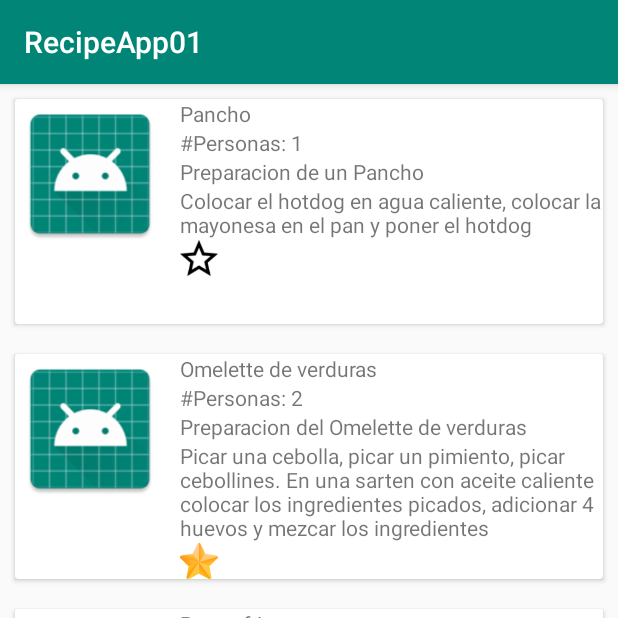
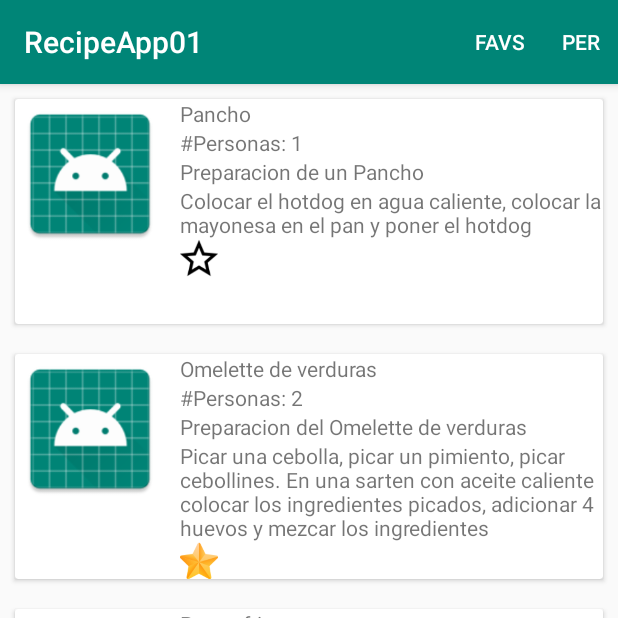
Before and after one commit to barcvilla/AndroidCourse, an Android app: the screen it shows after launch (MainActivity), on a phone screen of 412 x 824 dp, the top half of it. Run offline under Robolectric (Android 15) with nearby library versions, the phone set to English and light mode, and no system bars.

Commit message:
Java Android Programming - Advanced

```diff
--- a/Modulo04/RecipeApp01/app/src/main/java/com/recipeapp/ceva/MainActivity.java
+++ b/Modulo04/RecipeApp01/app/src/main/java/com/recipeapp/ceva/MainActivity.java
@@ -8,7 +8,11 @@ import android.os.Bundle;
 import android.support.v7.widget.LinearLayoutManager;
 import android.support.v7.widget.RecyclerView;
 import android.support.v7.widget.helper.ItemTouchHelper;
+import android.view.Menu;
+import android.view.MenuInflater;
+import android.view.MenuItem;
 import android.view.View;
+import android.widget.Toast;
 
 import com.recipeapp.ceva.adapters.RecipeAdapter;
 import com.recipeapp.ceva.domain.Recipe;
@@ -181,4 +185,35 @@ public class MainActivity extends AppCompatActivity {
         super.onResume();
         updateDataView();
     }
+
+    /**
+     * Construccion del menu
+     */
+    @Override
+    public boolean onCreateOptionsMenu(Menu menu) {
+        MenuInflater inflater = getMenuInflater();
+        inflater.inflate(R.menu.menu, menu);
+        return true;
+    }
+
+    /**
+     * Definimos las acciones por cada elemento del menu
+     */
+    @Override
+    public boolean onOptionsItemSelected(MenuItem item) {
+        switch(item.getItemId())
+        {
+            case R.id.favs:
+                //Toast.makeText(MainActivity.this,"Favs", Toast.LENGTH_LONG).show();
+                // le pasamos la lista con las recetas favoritas
+                recipeAdapter = new RecipeAdapter(MainActivity.this, dataBase.getRecipeFavs());
+                recyclerRecetas.setAdapter(recipeAdapter);
+                return true;
+            case R.id.personas:
+                Toast.makeText(MainActivity.this,"Personas", Toast.LENGTH_LONG).show();
+                return true;
+            default:
+               return super.onOptionsItemSelected(item);
+        }
+    }
 }
--- a/Modulo04/RecipeApp01/app/src/main/java/com/recipeapp/ceva/SQLConstants.java
+++ b/Modulo04/RecipeApp01/app/src/main/java/com/recipeapp/ceva/SQLConstants.java
@@ -34,6 +34,7 @@ public class SQLConstants
             ");";
 
     public static final String WHERE_CLAUSE_NOMBRE = "nombre=?";
+    public static final String WHERE_CLAUSE_FAV = "fav=?";
 
     public static final String SQL_DROP_TABLE = "DROP TABLE " + TABLE_RECETAS;
 
--- /dev/null
+++ b/Modulo04/RecipeApp01/app/src/main/res/menu/menu.xml
@@ -0,0 +1,15 @@
+<?xml version="1.0" encoding="utf-8"?>
+<menu xmlns:android="http://schemas.android.com/apk/res/android"
+    xmlns:app="http://schemas.android.com/apk/res-auto">
+    <!--definimos nuestro menu-->
+    <item
+        android:id="@+id/favs"
+        android:title="Favs"
+        app:showAsAction="ifRoom"
+        />
+
+    <item
+        android:id="@+id/personas"
+        android:title="Per"
+        app:showAsAction="ifRoom"/>
+</menu>
```
Also changed, not shown: Modulo04/RecipeApp01/app/src/main/java/com/recipeapp/ceva/DataBase.java (+26 -0 lines).
